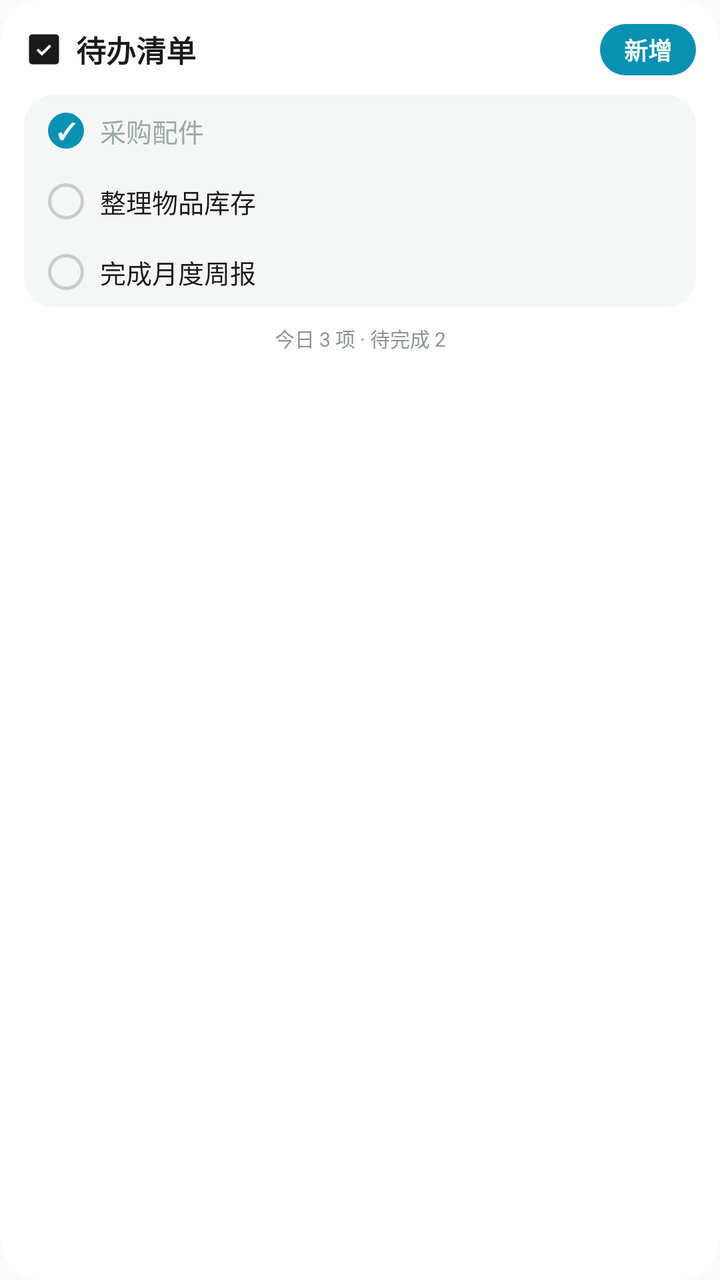
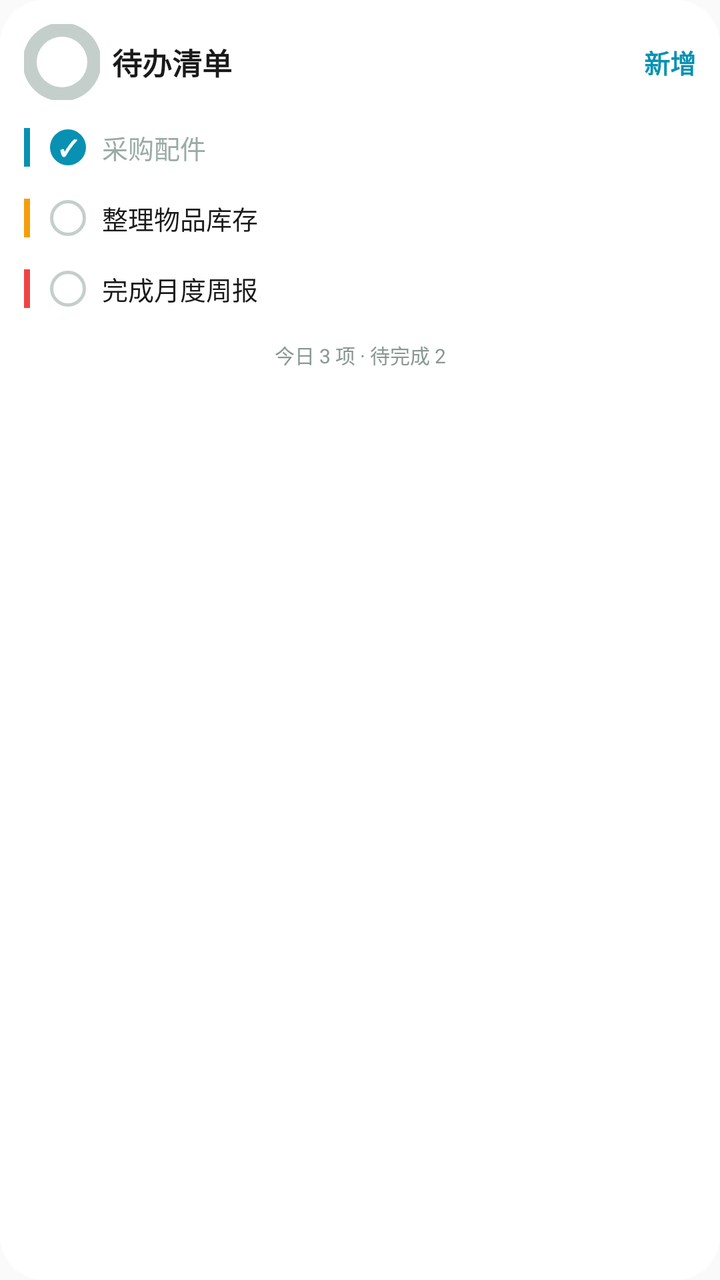

The first picture is an Android layout as it rendered before a commit; the second is the same layout after the commit. The layout source and the unified diff follow.
<!-- AndroidManifest.xml: application theme Theme.PalmNote -->
<!-- res/layout/widget_todo_preview.xml -->
<?xml version="1.0" encoding="utf-8"?>
<LinearLayout xmlns:android="http://schemas.android.com/apk/res/android"
    android:layout_width="match_parent"
    android:layout_height="match_parent"
    android:orientation="vertical"
    android:padding="12dp"
    android:background="@drawable/widget_card_round">

    <LinearLayout
        android:layout_width="match_parent"
        android:layout_height="wrap_content"
        android:orientation="horizontal"
        android:gravity="center_vertical">

        <ImageView
            android:layout_width="20dp"
            android:layout_height="20dp"
            android:src="@drawable/widget_ic_check_square"
            android:contentDescription="@null" />

        <TextView
            android:layout_width="0dp"
            android:layout_height="wrap_content"
            android:layout_weight="1"
            android:text="@string/widget_todo_title"
            android:textSize="15sp"
            android:textColor="@color/widget_v2_text_primary"
            android:textStyle="bold"
            android:layout_marginStart="6dp" />

        <TextView
            android:layout_width="wrap_content"
            android:layout_height="wrap_content"
            android:text="@string/widget_add"
            android:textSize="12sp"
            android:textStyle="bold"
            android:textColor="#FFFFFF"
            android:background="@drawable/widget_preview_pill"
            android:paddingHorizontal="12dp"
            android:paddingVertical="4dp" />
    </LinearLayout>

    <LinearLayout
        android:layout_width="match_parent"
        android:layout_height="wrap_content"
        android:orientation="vertical"
        android:background="@drawable/widget_soft_card_gray"
        android:layout_marginTop="10dp"
        android:paddingHorizontal="12dp">

        <LinearLayout
            android:layout_width="match_parent"
            android:layout_height="wrap_content"
            android:orientation="horizontal"
            android:gravity="center_vertical"
            android:paddingVertical="8dp">

            <TextView
                android:layout_width="18dp"
                android:layout_height="18dp"
                android:text="✓"
                android:textSize="11sp"
                android:textStyle="bold"
                android:textColor="#FFFFFF"
                android:gravity="center"
                android:background="@drawable/widget_preview_circle" />

            <TextView
                android:layout_width="wrap_content"
                android:layout_height="wrap_content"
                android:text="@string/widget_preview_todo_1"
                android:textSize="13sp"
                android:textColor="@color/widget_v2_text_tertiary"
                android:layout_marginStart="8dp" />
        </LinearLayout>

        <LinearLayout
            android:layout_width="match_parent"
            android:layout_height="wrap_content"
            android:orientation="horizontal"
            android:gravity="center_vertical"
            android:paddingVertical="8dp">

            <TextView
                android:layout_width="18dp"
                android:layout_height="18dp"
                android:gravity="center"
                android:background="@drawable/widget_ring_gray" />

            <TextView
                android:layout_width="wrap_content"
                android:layout_height="wrap_content"
                android:text="@string/widget_preview_todo_2"
                android:textSize="13sp"
                android:textColor="@color/widget_v2_text_primary"
                android:layout_marginStart="8dp" />
        </LinearLayout>

        <LinearLayout
            android:layout_width="match_parent"
            android:layout_height="wrap_content"
            android:orientation="horizontal"
            android:gravity="center_vertical"
            android:paddingVertical="8dp">

            <TextView
                android:layout_width="18dp"
                android:layout_height="18dp"
                android:gravity="center"
                android:background="@drawable/widget_ring_gray" />

            <TextView
                android:layout_width="wrap_content"
                android:layout_height="wrap_content"
                android:text="@string/widget_preview_todo_3"
                android:textSize="13sp"
                android:textColor="@color/widget_v2_text_primary"
                android:layout_marginStart="8dp" />
        </LinearLayout>
    </LinearLayout>

    <TextView
        android:layout_width="match_parent"
        android:layout_height="wrap_content"
        android:text="@string/widget_todo_footer_preview"
        android:textSize="10sp"
        android:textColor="@color/widget_v2_text_footer"
        android:gravity="center"
        android:layout_marginTop="8dp" />

</LinearLayout>
<!-- resources referenced by this layout -->
<resources>
  <color name="widget_v2_text_footer">#FF8A9693</color>
  <color name="widget_v2_text_primary">#FF1A1A1A</color>
  <color name="widget_v2_text_tertiary">#FF9AABA6</color>
  <!-- drawable widget_card_round (drawable) -->
  <?xml version="1.0" encoding="utf-8"?>
  <shape xmlns:android="http://schemas.android.com/apk/res/android" android:shape="rectangle">
      <solid android:color="@color/widget_v2_card_bg" />
      <corners android:radius="22dp" />
  </shape>
  <!-- drawable widget_ic_check_square (drawable) -->
  <?xml version="1.0" encoding="utf-8"?>
  <vector xmlns:android="http://schemas.android.com/apk/res/android"
      android:width="24dp"
      android:height="24dp"
      android:viewportWidth="24"
      android:viewportHeight="24">
      <path
          android:fillColor="#1A1A1A"
          android:pathData="M5,3h14a2,2 0 0,1 2,2v14a2,2 0 0,1 -2,2H5a2,2 0 0,1 -2,-2V5a2,2 0 0,1 2,-2z" />
      <path
          android:fillColor="#FFFFFF"
          android:pathData="M10.7,15.9l-3.2,-3.2 1.13,-1.13 2.07,2.06 4.47,-4.47 1.13,1.14z" />
  </vector>
  <!-- drawable widget_preview_circle (drawable) -->
  <?xml version="1.0" encoding="utf-8"?>
  <shape xmlns:android="http://schemas.android.com/apk/res/android"
      android:shape="oval">
      <solid android:color="#FF0891B2" />
  </shape>
  <!-- drawable widget_preview_pill (drawable) -->
  <?xml version="1.0" encoding="utf-8"?>
  <shape xmlns:android="http://schemas.android.com/apk/res/android"
      android:shape="rectangle">
      <solid android:color="#FF0891B2" />
      <corners android:radius="999dp" />
  </shape>
  <!-- drawable widget_ring_gray (drawable) -->
  <?xml version="1.0" encoding="utf-8"?>
  <shape xmlns:android="http://schemas.android.com/apk/res/android" android:shape="oval">
      <solid android:color="#00000000" />
      <stroke android:width="1.5dp" android:color="@color/widget_v2_ring" />
  </shape>
  <!-- drawable widget_soft_card_gray (drawable) -->
  <?xml version="1.0" encoding="utf-8"?>
  <shape xmlns:android="http://schemas.android.com/apk/res/android" android:shape="rectangle">
      <solid android:color="@color/widget_v2_soft_gray" />
      <corners android:radius="14dp" />
  </shape>
  <string name="widget_add">新增</string>
  <string name="widget_preview_todo_1">采购配件</string>
  <string name="widget_preview_todo_2">整理物品库存</string>
  <string name="widget_preview_todo_3">完成月度周报</string>
  <string name="widget_todo_footer_preview">今日 3 项 · 待完成 2</string>
  <string name="widget_todo_title">待办清单</string>
  <style name="Theme.PalmNote" parent="Theme.AppCompat.DayNight.NoActionBar">
          <item name="android:statusBarColor">@android:color/transparent</item>
          <item name="android:navigationBarColor">@android:color/transparent</item>
          <item name="android:windowLightStatusBar">true</item>
      </style>
  <color name="widget_v2_card_bg">#FFFFFFFF</color>
  <color name="widget_v2_ring">#FFC4CFCC</color>
  <color name="widget_v2_soft_gray">#FFF5F7F7</color>
</resources>

<!-- the commit's change to res/layout/widget_todo_preview.xml (unified diff, before → after) -->
@@ -12,11 +12,32 @@
         android:orientation="horizontal"
         android:gravity="center_vertical">
 
-        <ImageView
-            android:layout_width="20dp"
-            android:layout_height="20dp"
-            android:src="@drawable/widget_ic_check_square"
-            android:contentDescription="@null" />
+        <FrameLayout
+            android:layout_width="38dp"
+            android:layout_height="38dp">
+
+            <ImageView
+                android:layout_width="match_parent"
+                android:layout_height="match_parent"
+                android:src="@drawable/widget_ring_track_thick"
+                android:contentDescription="@null" />
+
+            <ImageView
+                android:id="@+id/widget_todo_ring"
+                android:layout_width="match_parent"
+                android:layout_height="match_parent"
+                android:src="@drawable/widget_ring_arc_thick"
+                android:contentDescription="@null" />
+
+            <TextView
+                android:id="@+id/widget_todo_ring_text"
+                android:layout_width="match_parent"
+                android:layout_height="match_parent"
+                android:gravity="center"
+                android:textSize="11sp"
+                android:textStyle="bold"
+                android:textColor="@color/widget_v2_text_primary" />
+        </FrameLayout>
 
         <TextView
             android:layout_width="0dp"
@@ -32,21 +53,17 @@
             android:layout_width="wrap_content"
             android:layout_height="wrap_content"
             android:text="@string/widget_add"
-            android:textSize="12sp"
+            android:textSize="13sp"
             android:textStyle="bold"
-            android:textColor="#FFFFFF"
-            android:background="@drawable/widget_preview_pill"
-            android:paddingHorizontal="12dp"
-            android:paddingVertical="4dp" />
+            android:textColor="@color/widget_v2_accent"
+            android:layout_marginStart="8dp" />
     </LinearLayout>
 
     <LinearLayout
         android:layout_width="match_parent"
         android:layout_height="wrap_content"
         android:orientation="vertical"
-        android:background="@drawable/widget_soft_card_gray"
-        android:layout_marginTop="10dp"
-        android:paddingHorizontal="12dp">
+        android:layout_marginTop="6dp">
 
         <LinearLayout
             android:layout_width="match_parent"
@@ -54,6 +71,12 @@
             android:orientation="horizontal"
             android:gravity="center_vertical"
             android:paddingVertical="8dp">
+            <ImageView
+                android:layout_width="3dp"
+                android:layout_height="match_parent"
+                android:layout_marginEnd="10dp"
+                android:background="@color/widget_palette_1"
+                android:contentDescription="@null" />
 
             <TextView
                 android:layout_width="18dp"
@@ -80,6 +103,12 @@
             android:orientation="horizontal"
             android:gravity="center_vertical"
             android:paddingVertical="8dp">
+            <ImageView
+                android:layout_width="3dp"
+                android:layout_height="match_parent"
+                android:layout_marginEnd="10dp"
+                android:background="@color/widget_palette_2"
+                android:contentDescription="@null" />
 
             <TextView
                 android:layout_width="18dp"
@@ -102,6 +131,12 @@
             android:orientation="horizontal"
             android:gravity="center_vertical"
             android:paddingVertical="8dp">
+            <ImageView
+                android:layout_width="3dp"
+                android:layout_height="match_parent"
+                android:layout_marginEnd="10dp"
+                android:background="@color/widget_palette_3"
+                android:contentDescription="@null" />
 
             <TextView
                 android:layout_width="18dp"
<!-- resource entries referenced after the edit -->
@@ -1,5 +1,9 @@
 <!-- resources referenced by this layout -->
 <resources>
+  <color name="widget_palette_1">#FF0891B2</color>
+  <color name="widget_palette_2">#FFF59E0B</color>
+  <color name="widget_palette_3">#FFEF4444</color>
+  <color name="widget_v2_accent">#FF0891B2</color>
   <color name="widget_v2_text_footer">#FF8A9693</color>
   <color name="widget_v2_text_primary">#FF1A1A1A</color>
   <color name="widget_v2_text_tertiary">#FF9AABA6</color>
@@ -9,44 +13,43 @@
       <solid android:color="@color/widget_v2_card_bg" />
       <corners android:radius="22dp" />
   </shape>
-  <!-- drawable widget_ic_check_square (drawable) -->
-  <?xml version="1.0" encoding="utf-8"?>
-  <vector xmlns:android="http://schemas.android.com/apk/res/android"
-      android:width="24dp"
-      android:height="24dp"
-      android:viewportWidth="24"
-      android:viewportHeight="24">
-      <path
-          android:fillColor="#1A1A1A"
-          android:pathData="M5,3h14a2,2 0 0,1 2,2v14a2,2 0 0,1 -2,2H5a2,2 0 0,1 -2,-2V5a2,2 0 0,1 2,-2z" />
-      <path
-          android:fillColor="#FFFFFF"
-          android:pathData="M10.7,15.9l-3.2,-3.2 1.13,-1.13 2.07,2.06 4.47,-4.47 1.13,1.14z" />
-  </vector>
   <!-- drawable widget_preview_circle (drawable) -->
   <?xml version="1.0" encoding="utf-8"?>
   <shape xmlns:android="http://schemas.android.com/apk/res/android"
       android:shape="oval">
       <solid android:color="#FF0891B2" />
   </shape>
-  <!-- drawable widget_preview_pill (drawable) -->
+  <!-- drawable widget_ring_arc_thick (drawable) -->
   <?xml version="1.0" encoding="utf-8"?>
-  <shape xmlns:android="http://schemas.android.com/apk/res/android"
-      android:shape="rectangle">
-      <solid android:color="#FF0891B2" />
-      <corners android:radius="999dp" />
-  </shape>
+  <layer-list xmlns:android="http://schemas.android.com/apk/res/android">
+      <item>
+          <rotate
+              android:fromDegrees="270"
+              android:toDegrees="270"
+              android:pivotX="50%"
+              android:pivotY="50%">
+              <shape
+                  android:shape="ring"
+                  android:thickness="7dp"
+                  android:useLevel="true">
+                  <solid android:color="#FFFFFFFF" />
+              </shape>
+          </rotate>
+      </item>
+  </layer-list>
   <!-- drawable widget_ring_gray (drawable) -->
   <?xml version="1.0" encoding="utf-8"?>
   <shape xmlns:android="http://schemas.android.com/apk/res/android" android:shape="oval">
       <solid android:color="#00000000" />
       <stroke android:width="1.5dp" android:color="@color/widget_v2_ring" />
   </shape>
-  <!-- drawable widget_soft_card_gray (drawable) -->
+  <!-- drawable widget_ring_track_thick (drawable) -->
   <?xml version="1.0" encoding="utf-8"?>
-  <shape xmlns:android="http://schemas.android.com/apk/res/android" android:shape="rectangle">
-      <solid android:color="@color/widget_v2_soft_gray" />
-      <corners android:radius="14dp" />
+  <shape xmlns:android="http://schemas.android.com/apk/res/android"
+      android:shape="ring"
+      android:thickness="7dp"
+      android:useLevel="false">
+      <solid android:color="@color/widget_v2_ring" />
   </shape>
   <string name="widget_add">新增</string>
   <string name="widget_preview_todo_1">采购配件</string>
@@ -61,6 +64,5 @@
       </style>
   <color name="widget_v2_card_bg">#FFFFFFFF</color>
   <color name="widget_v2_ring">#FFC4CFCC</color>
-  <color name="widget_v2_soft_gray">#FFF5F7F7</color>
 </resources>
 
